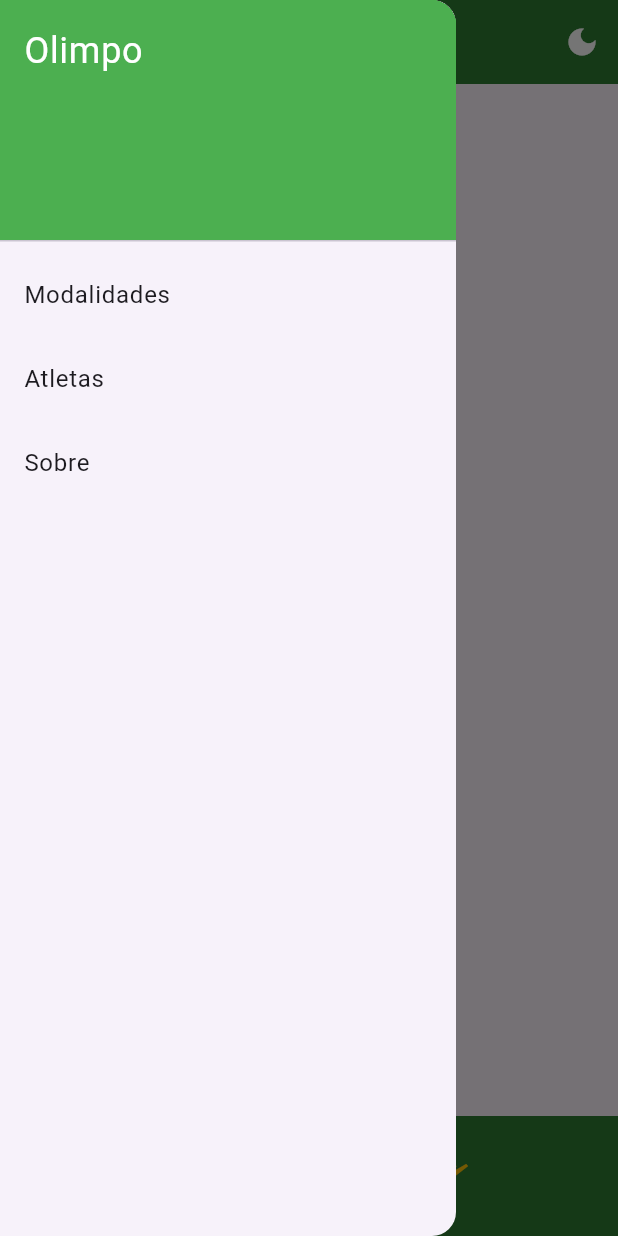
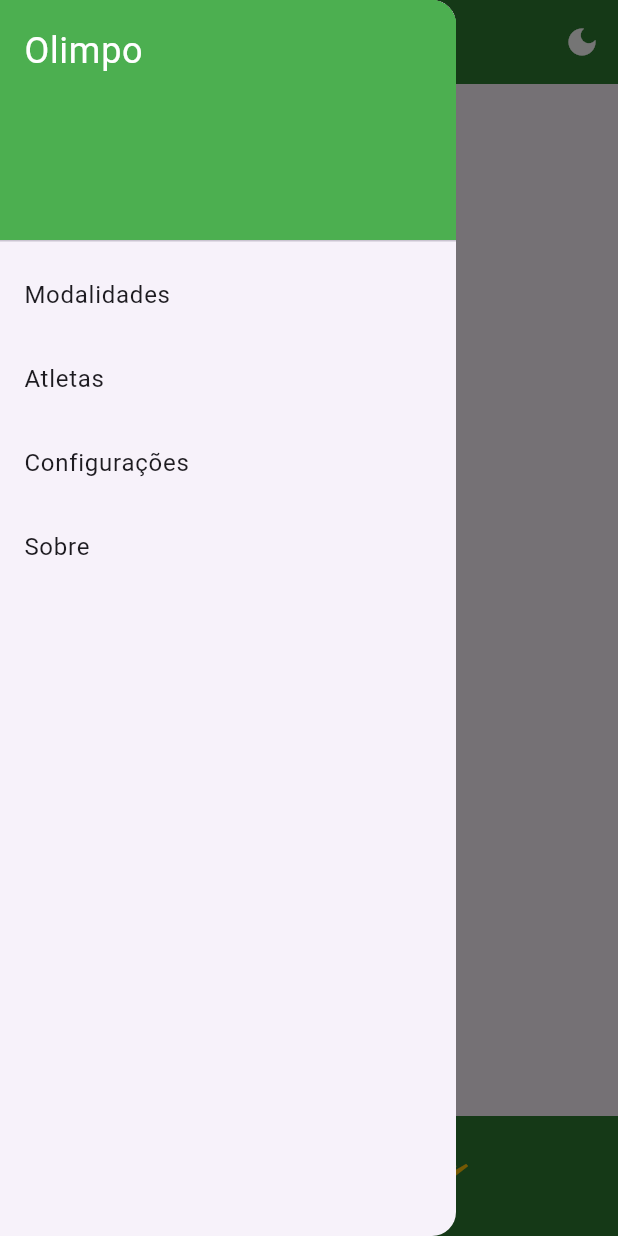
Before and after one commit to AntonioIvoDeOliveiraSouza/app-olimpo, a Flutter app: the screen it shows after launch, with the side drawer open, on a phone screen of 412 x 824 dp. Run offline on Flutter 3.47's test engine with Material 3 defaults, Android fonts, the phone set to English and light mode, and no system bars.

Commit message:
update: creating 'space' to next feature

```diff
--- a/lib/screens/menu_screen.dart
+++ b/lib/screens/menu_screen.dart
@@ -60,6 +60,10 @@ class MenuScreen extends StatelessWidget {
               },
             ),
             ListTile(
+              title: const Text('Configurações'),
+              onTap: (){},
+            ),
+            ListTile(
               title: const Text('Sobre'),
               onTap: () {
                 Navigator.pushAndRemoveUntil(
```
